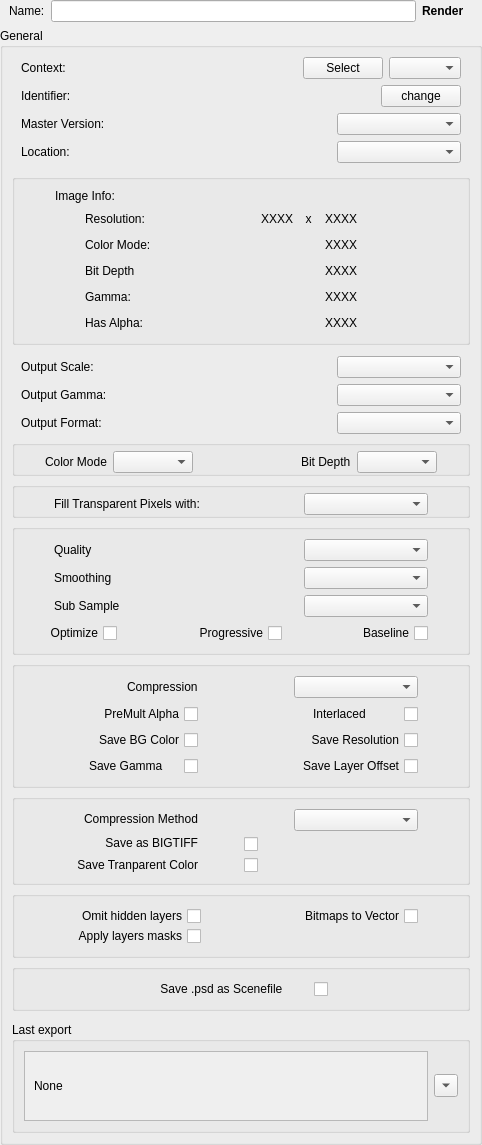
The window that Gimp/Scripts/StateManagerNodes/StateUserInterfaces/Gimp_Render.ui (AltaArts/Gimp_Integration--Prism-Plugin) describes before a commit, drawn with Qt 5.
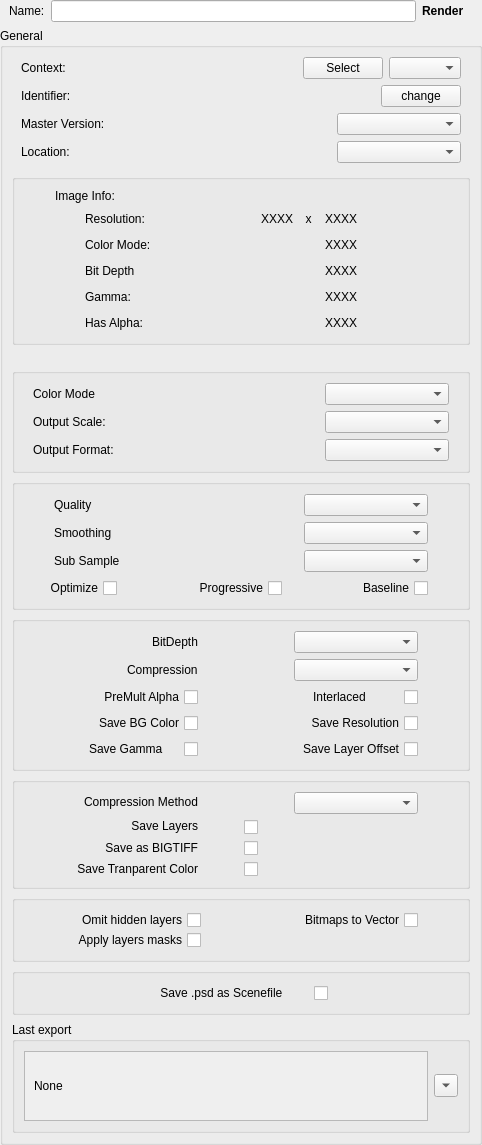
The same window after the commit.

Commit message:
Refactored and Fixed #64 Gimp Render
- This adds a separate script file to contain all the Gimp API mapping variables.

- This also fixes and improves the Gimp Render state.

The edit to the form file:
```diff
--- a/Gimp/Scripts/StateManagerNodes/StateUserInterfaces/Gimp_Render.ui
+++ b/Gimp/Scripts/StateManagerNodes/StateUserInterfaces/Gimp_Render.ui
@@ -566,108 +566,6 @@
         </property>
        </spacer>
       </item>
-      <item>
-       <widget class="QWidget" name="w_scale" native="true">
-        <layout class="QHBoxLayout" name="horizontalLayout_14">
-         <property name="spacing">
-          <number>0</number>
-         </property>
-         <property name="leftMargin">
-          <number>9</number>
-         </property>
-         <property name="topMargin">
-          <number>0</number>
-         </property>
-         <property name="rightMargin">
-          <number>9</number>
-         </property>
-         <property name="bottomMargin">
-          <number>0</number>
-         </property>
-         <item>
-          <widget class="QLabel" name="l_scale">
-           <property name="text">
-            <string>Output Scale:</string>
-           </property>
-          </widget>
-         </item>
-         <item>
-          <spacer name="horizontalSpacer_12">
-           <property name="orientation">
-            <enum>Qt::Orientation::Horizontal</enum>
-           </property>
-           <property name="sizeHint" stdset="0">
-            <size>
-             <width>113</width>
-             <height>20</height>
-            </size>
-           </property>
-          </spacer>
-         </item>
-         <item>
-          <widget class="QComboBox" name="cb_scale">
-           <property name="minimumSize">
-            <size>
-             <width>124</width>
-             <height>0</height>
-            </size>
-           </property>
-          </widget>
-         </item>
-        </layout>
-       </widget>
-      </item>
-      <item>
-       <widget class="QWidget" name="w_outGamma" native="true">
-        <layout class="QHBoxLayout" name="horizontalLayout_24">
-         <property name="spacing">
-          <number>0</number>
-         </property>
-         <property name="leftMargin">
-          <number>9</number>
-         </property>
-         <property name="topMargin">
-          <number>0</number>
-         </property>
-         <property name="rightMargin">
-          <number>9</number>
-         </property>
-         <property name="bottomMargin">
-          <number>0</number>
-         </property>
-         <item>
-          <widget class="QLabel" name="l_outGamma">
-           <property name="text">
-            <string>Output Gamma:</string>
-           </property>
-          </widget>
-         </item>
-         <item>
-          <spacer name="horizontalSpacer_41">
-           <property name="orientation">
-            <enum>Qt::Orientation::Horizontal</enum>
-           </property>
-           <property name="sizeHint" stdset="0">
-            <size>
-             <width>113</width>
-             <height>20</height>
-            </size>
-           </property>
-          </spacer>
-         </item>
-         <item>
-          <widget class="QComboBox" name="cb_outGamma">
-           <property name="minimumSize">
-            <size>
-             <width>124</width>
-             <height>0</height>
-            </size>
-           </property>
-          </widget>
-         </item>
-        </layout>
-       </widget>
-      </item>
       <item>
        <widget class="QWidget" name="w_outType" native="true">
         <layout class="QHBoxLayout" name="horizontalLayout_9">
@@ -686,158 +584,81 @@
          <property name="bottomMargin">
           <number>0</number>
          </property>
-         <item>
-          <widget class="QLabel" name="l_outType">
-           <property name="text">
-            <string>Output Format:</string>
-           </property>
-          </widget>
-         </item>
-         <item>
-          <spacer name="horizontalSpacer_3">
-           <property name="orientation">
-            <enum>Qt::Orientation::Horizontal</enum>
-           </property>
-           <property name="sizeHint" stdset="0">
-            <size>
-             <width>113</width>
-             <height>20</height>
-            </size>
-           </property>
-          </spacer>
-         </item>
-         <item>
-          <widget class="QComboBox" name="cb_format">
-           <property name="minimumSize">
-            <size>
-             <width>124</width>
-             <height>0</height>
-            </size>
-           </property>
-          </widget>
-         </item>
         </layout>
        </widget>
       </item>
       <item>
-       <widget class="QGroupBox" name="gb_imageOptions">
-        <layout class="QHBoxLayout" name="w_imageOptions">
+       <widget class="QWidget" name="w_scale" native="true">
+        <layout class="QHBoxLayout" name="horizontalLayout_14">
+         <property name="spacing">
+          <number>0</number>
+         </property>
          <property name="leftMargin">
-          <number>30</number>
+          <number>9</number>
          </property>
          <property name="topMargin">
-          <number>5</number>
+          <number>0</number>
          </property>
          <property name="rightMargin">
-          <number>30</number>
+          <number>9</number>
          </property>
          <property name="bottomMargin">
           <number>0</number>
          </property>
-         <item>
-          <widget class="QLabel" name="l_colorMode">
-           <property name="text">
-            <string>Color Mode</string>
-           </property>
-          </widget>
-         </item>
-         <item>
-          <widget class="QComboBox" name="cb_colorMode">
-           <property name="minimumSize">
-            <size>
-             <width>80</width>
-             <height>0</height>
-            </size>
-           </property>
-           <property name="currentIndex">
-            <number>-1</number>
-           </property>
-          </widget>
-         </item>
-         <item>
-          <spacer name="horizontalSpacer_9">
-           <property name="orientation">
-            <enum>Qt::Orientation::Horizontal</enum>
-           </property>
-           <property name="sizeHint" stdset="0">
-            <size>
-             <width>40</width>
-             <height>20</height>
-            </size>
-           </property>
-          </spacer>
-         </item>
-         <item>
-          <widget class="QLabel" name="l_bitDepth">
-           <property name="text">
-            <string>Bit Depth</string>
-           </property>
-          </widget>
-         </item>
-         <item>
-          <widget class="QComboBox" name="cb_bitDepth">
-           <property name="minimumSize">
-            <size>
-             <width>80</width>
-             <height>0</height>
-            </size>
-           </property>
-           <property name="currentIndex">
-            <number>-1</number>
-           </property>
-          </widget>
-         </item>
         </layout>
        </widget>
       </item>
       <item>
-       <widget class="QGroupBox" name="gb_alphaFill">
-        <property name="enabled">
-         <bool>true</bool>
-        </property>
-        <layout class="QVBoxLayout" name="gb_jpg_options_2">
-         <property name="topMargin">
-          <number>5</number>
-         </property>
-         <property name="bottomMargin">
-          <number>0</number>
-         </property>
+       <widget class="QGroupBox" name="gb_outputOptions">
+        <layout class="QVBoxLayout" name="verticalLayout_3">
          <item>
-          <layout class="QHBoxLayout" name="w_alphaFill">
+          <layout class="QHBoxLayout" name="lo_outputColormode">
            <property name="leftMargin">
-            <number>30</number>
+            <number>9</number>
            </property>
            <property name="rightMargin">
-            <number>30</number>
+            <number>9</number>
            </property>
            <item>
-            <widget class="QLabel" name="l_alphaFill">
+            <widget class="QLabel" name="l_colorMode">
              <property name="text">
-              <string>Fill Transparent Pixels with:</string>
+              <string>Color Mode</string>
              </property>
             </widget>
            </item>
            <item>
-            <spacer name="horizontalSpacer_11">
+            <spacer name="horizontalSpacer_3">
              <property name="orientation">
               <enum>Qt::Orientation::Horizontal</enum>
              </property>
              <property name="sizeHint" stdset="0">
               <size>
-               <width>40</width>
+               <width>113</width>
                <height>20</height>
               </size>
              </property>
             </spacer>
            </item>
            <item>
-            <widget class="QComboBox" name="cb_alphaFill">
+            <widget class="QComboBox" name="cb_colorMode">
+             <property name="sizePolicy">
+              <sizepolicy hsizetype="Fixed" vsizetype="Fixed">
+               <horstretch>0</horstretch>
+               <verstretch>0</verstretch>
+              </sizepolicy>
+             </property>
              <property name="minimumSize">
               <size>
                <width>124</width>
                <height>0</height>
               </size>
              </property>
+             <property name="maximumSize">
+              <size>
+               <width>124</width>
+               <height>16777215</height>
+              </size>
+             </property>
              <property name="currentIndex">
               <number>-1</number>
              </property>
@@ -845,6 +666,86 @@
            </item>
           </layout>
          </item>
+         <item>
+          <layout class="QHBoxLayout" name="lo_outputScale">
+           <property name="leftMargin">
+            <number>9</number>
+           </property>
+           <property name="rightMargin">
+            <number>9</number>
+           </property>
+           <item>
+            <widget class="QLabel" name="l_scale">
+             <property name="text">
+              <string>Output Scale:</string>
+             </property>
+            </widget>
+           </item>
+           <item>
+            <spacer name="horizontalSpacer_12">
+             <property name="orientation">
+              <enum>Qt::Orientation::Horizontal</enum>
+             </property>
+             <property name="sizeHint" stdset="0">
+              <size>
+               <width>113</width>
+               <height>20</height>
+              </size>
+             </property>
+            </spacer>
+           </item>
+           <item>
+            <widget class="QComboBox" name="cb_scale">
+             <property name="minimumSize">
+              <size>
+               <width>124</width>
+               <height>0</height>
+              </size>
+             </property>
+            </widget>
+           </item>
+          </layout>
+         </item>
+         <item>
+          <layout class="QHBoxLayout" name="lo_outputFormat">
+           <property name="leftMargin">
+            <number>9</number>
+           </property>
+           <property name="rightMargin">
+            <number>9</number>
+           </property>
+           <item>
+            <widget class="QLabel" name="l_outType">
+             <property name="text">
+              <string>Output Format:</string>
+             </property>
+            </widget>
+           </item>
+           <item>
+            <spacer name="horizontalSpacer_9">
+             <property name="orientation">
+              <enum>Qt::Orientation::Horizontal</enum>
+             </property>
+             <property name="sizeHint" stdset="0">
+              <size>
+               <width>40</width>
+               <height>20</height>
+              </size>
+             </property>
+            </spacer>
+           </item>
+           <item>
+            <widget class="QComboBox" name="cb_format">
+             <property name="minimumSize">
+              <size>
+               <width>124</width>
+               <height>0</height>
+              </size>
+             </property>
+            </widget>
+           </item>
+          </layout>
+         </item>
         </layout>
        </widget>
       </item>
@@ -1065,6 +966,33 @@
              <property name="rightMargin">
               <number>40</number>
              </property>
+             <item>
+              <layout class="QHBoxLayout" name="horizontalLayout_18">
+               <item>
+                <spacer name="horizontalSpacer_27">
+                 <property name="orientation">
+                  <enum>Qt::Orientation::Horizontal</enum>
+                 </property>
+                 <property name="sizeHint" stdset="0">
+                  <size>
+                   <width>40</width>
+                   <height>20</height>
+                  </size>
+                 </property>
+                </spacer>
+               </item>
+               <item>
+                <widget class="QLabel" name="l_png_bitDepth">
+                 <property name="layoutDirection">
+                  <enum>Qt::LayoutDirection::RightToLeft</enum>
+                 </property>
+                 <property name="text">
+                  <string>BitDepth</string>
+                 </property>
+                </widget>
+               </item>
+              </layout>
+             </item>
              <item>
               <layout class="QHBoxLayout" name="horizontalLayout_2">
                <item>
@@ -1129,6 +1057,36 @@
              <property name="rightMargin">
               <number>40</number>
              </property>
+             <item>
+              <layout class="QHBoxLayout" name="horizontalLayout_19">
+               <item>
+                <spacer name="horizontalSpacer_22">
+                 <property name="orientation">
+                  <enum>Qt::Orientation::Horizontal</enum>
+                 </property>
+                 <property name="sizeHint" stdset="0">
+                  <size>
+                   <width>40</width>
+                   <height>20</height>
+                  </size>
+                 </property>
+                </spacer>
+               </item>
+               <item>
+                <widget class="QComboBox" name="cb_png_bitDepth">
+                 <property name="minimumSize">
+                  <size>
+                   <width>124</width>
+                   <height>0</height>
+                  </size>
+                 </property>
+                 <property name="currentIndex">
+                  <number>-1</number>
+                 </property>
+                </widget>
+               </item>
+              </layout>
+             </item>
              <item>
               <layout class="QHBoxLayout" name="horizontalLayout_3">
                <item>
@@ -1236,6 +1194,19 @@
                </item>
               </layout>
              </item>
+             <item>
+              <widget class="QLabel" name="l_tiff_saveLayers">
+               <property name="layoutDirection">
+                <enum>Qt::LayoutDirection::RightToLeft</enum>
+               </property>
+               <property name="text">
+                <string>Save Layers</string>
+               </property>
+               <property name="alignment">
+                <set>Qt::AlignmentFlag::AlignRight|Qt::AlignmentFlag::AlignTrailing|Qt::AlignmentFlag::AlignVCenter</set>
+               </property>
+              </widget>
+             </item>
              <item>
               <widget class="QLabel" name="l_tiff_useBig">
                <property name="layoutDirection">
@@ -1299,6 +1270,16 @@
                </item>
               </layout>
              </item>
+             <item>
+              <widget class="QCheckBox" name="chb_tiff_saveLayers">
+               <property name="layoutDirection">
+                <enum>Qt::LayoutDirection::LeftToRight</enum>
+               </property>
+               <property name="text">
+                <string/>
+               </property>
+              </widget>
+             </item>
              <item>
               <widget class="QCheckBox" name="chb_tiff_useBig">
                <property name="layoutDirection">
```
Left out of the diff: 1 changed line with no effect on the pictures. The commit also changes 10 other files.
